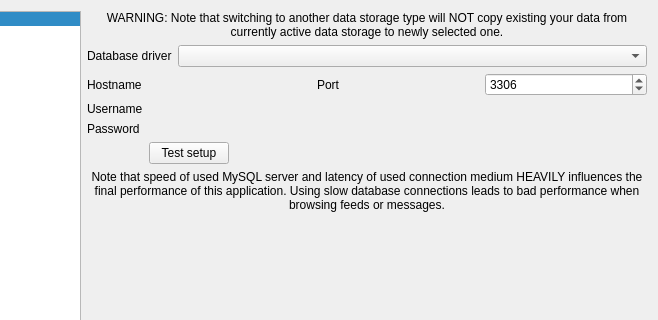
martinrotter/rssguard, file src/gui/formsettings.ui: the form before one commit; both pictures show x 150 to 808 and y 0 to 320 of the 808 by 410 pixel window.
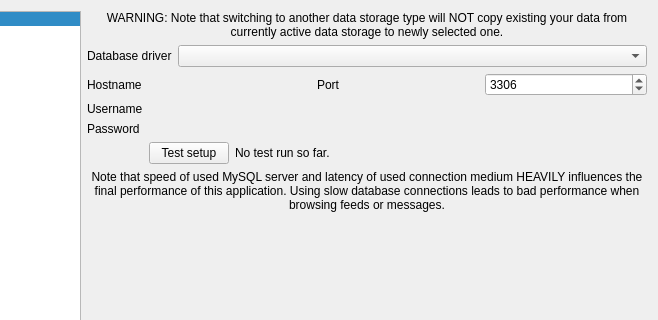
The form after the commit. The open tabs and pages were chosen to show the change. Custom widgets are drawn as their Qt base class.

What changed in the file:
```diff
--- a/src/gui/formsettings.ui
+++ b/src/gui/formsettings.ui
@@ -223,17 +223,20 @@
               </widget>
              </item>
              <item>
-              <spacer name="horizontalSpacer">
-               <property name="orientation">
-                <enum>Qt::Horizontal</enum>
+              <widget class="QLabel" name="m_lblMysqlTestResult">
+               <property name="sizePolicy">
+                <sizepolicy hsizetype="Expanding" vsizetype="Preferred">
+                 <horstretch>0</horstretch>
+                 <verstretch>0</verstretch>
+                </sizepolicy>
                </property>
-               <property name="sizeHint" stdset="0">
-                <size>
-                 <width>40</width>
-                 <height>20</height>
-                </size>
+               <property name="text">
+                <string>No test run so far.</string>
                </property>
-              </spacer>
+               <property name="wordWrap">
+                <bool>true</bool>
+               </property>
+              </widget>
              </item>
             </layout>
            </item>
```
Left out of the diff: 15 changed lines with no effect on the pictures.
